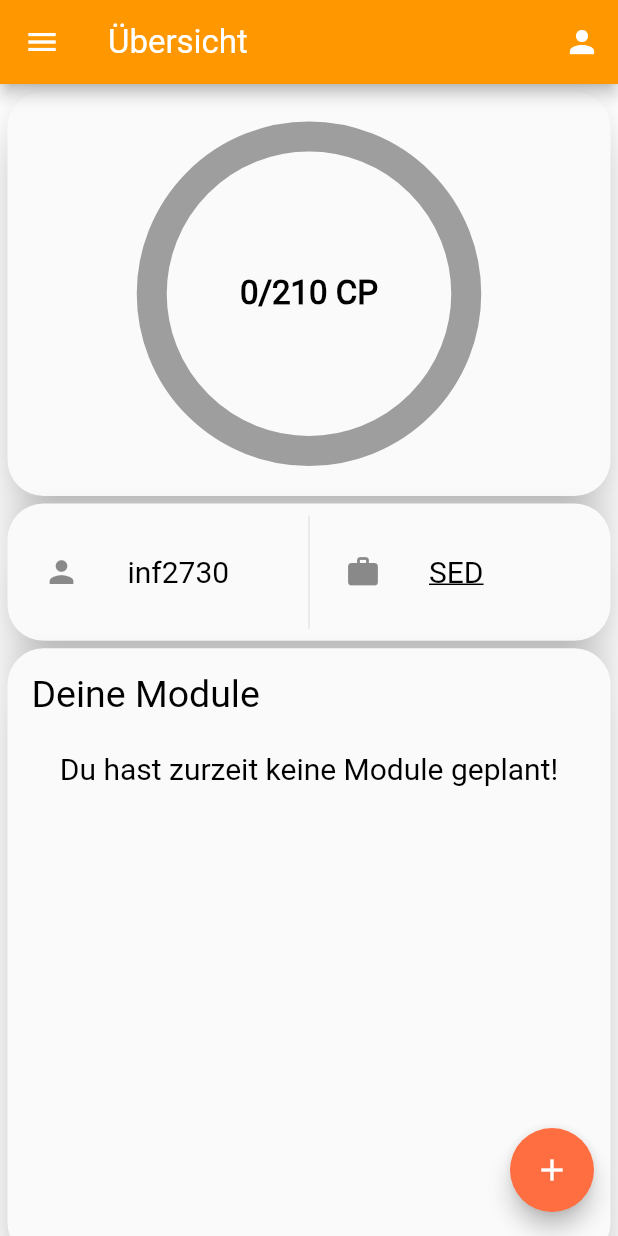
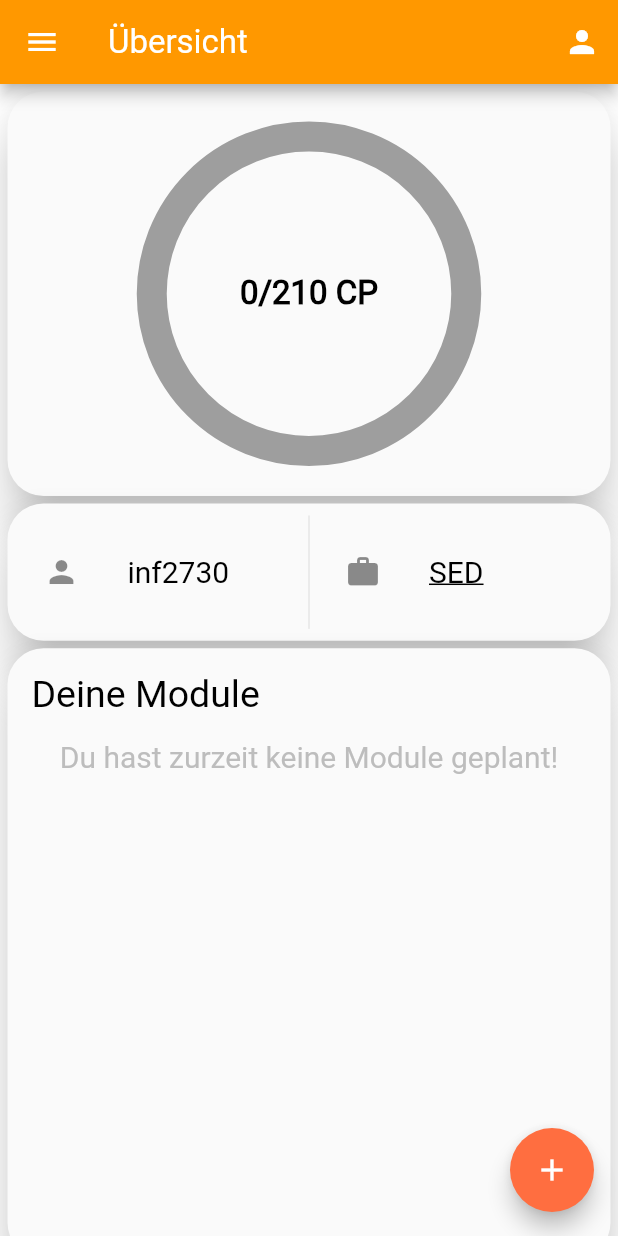
Before and after one commit to AlfredTachi/MyStudyBuddy2020, a Flutter app: the screen it shows after launch, on a phone screen of 412 x 824 dp. Run offline on Flutter 3.47's test engine with Material 2 defaults, Android fonts, the phone set to English and light mode, and no system bars; our stand-ins replace percent_indicator, photo_view, smooth_star_rating, webview_flutter; missing offline and left inert: flutter_plugin_pdf_viewer.

Commit message:
adjusted positioning

```diff
--- a/lib/dashboard/staggered_view_dashboard/staggered_view_dashboard.dart
+++ b/lib/dashboard/staggered_view_dashboard/staggered_view_dashboard.dart
@@ -60,17 +60,22 @@ Widget module() {
               ),
             ],
           ),
-          Container(
-            alignment: Alignment.topLeft,
-            padding: EdgeInsets.all(8),
-            child: (ModuleController().getSelectedModules().length == 0)
-                ? Center(child: Text("Du hast zurzeit keine Module geplant!"))
-                : Wrap(
+          (ModuleController().getSelectedModules().length == 0)
+              ? Center(
+                  child: Text(
+                  "Du hast zurzeit keine Module geplant!",
+                  style: TextStyle(color: Colors.grey[400]),
+                ))
+              : Container(
+                padding: EdgeInsets.only(left: 5, right: 5),
+                alignment: Alignment.topLeft,
+                child: Wrap(
                     direction: Axis.horizontal,
+                    spacing: 0,
                     runSpacing: 5,
                     children: ModuleController().getSelectedModulesWidgets(),
                   ),
-          ),
+              ),
         ],
       ),
     ),
```
